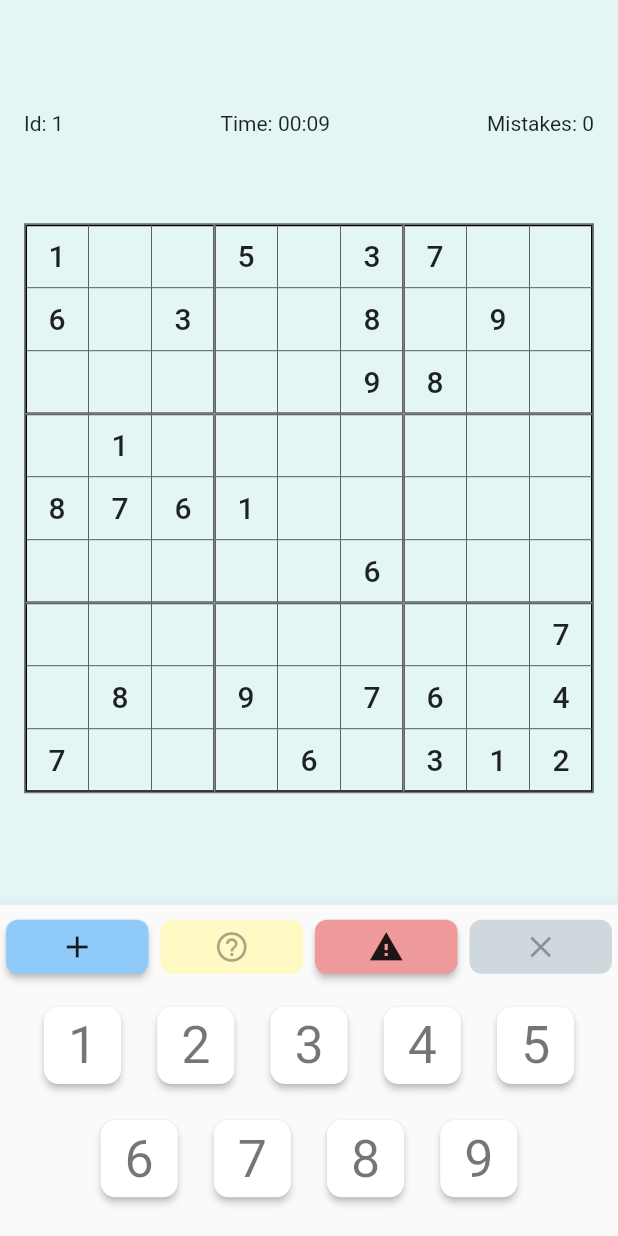
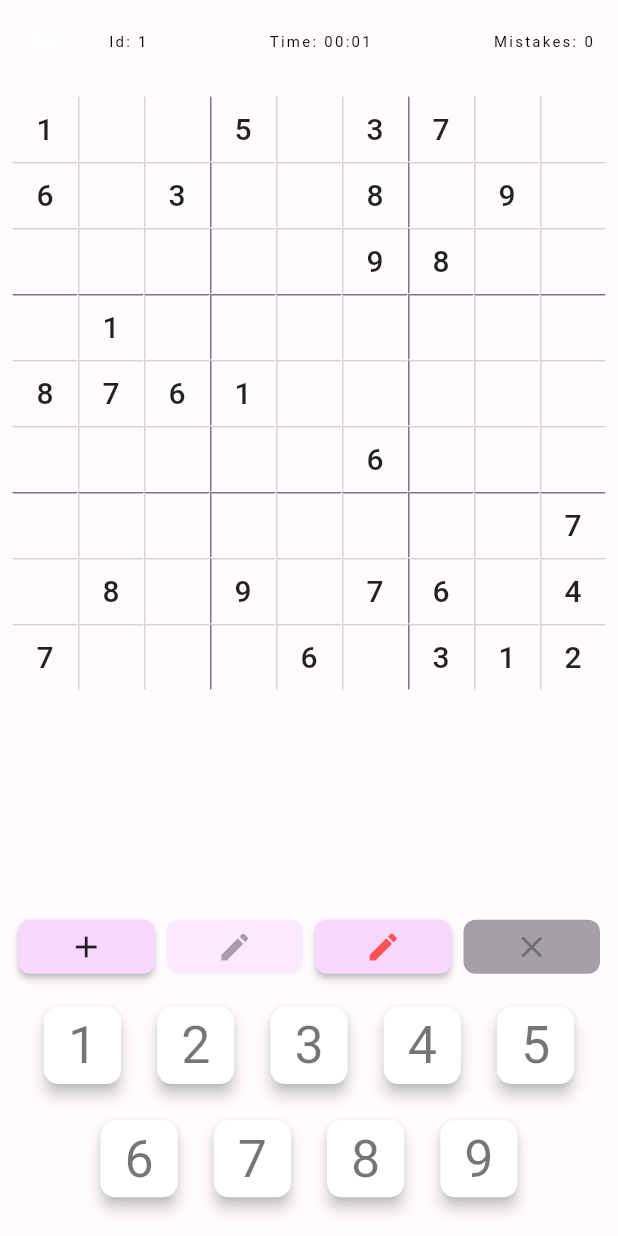
Before and after one commit to felipeuematsu/flup_sudoku, a Flutter app: the GameView screen opened by its route, on a phone screen of 412 x 824 dp. Run offline on Flutter 3.47's test engine with Material 2 defaults, Android fonts, the phone set to English and light mode, and no system bars; our stand-ins replace flutter_secure_storage, get, google_fonts, hive, hive_flutter, logger; accounts and stored records are empty.

Commit message:
updated game UI

```diff
--- a/lib/common/themes.dart
+++ b/lib/common/themes.dart
@@ -1,65 +1,65 @@
 import 'package:flutter/material.dart';
 
-const seed = Color(0xFFC7C7C7);
+const seed = Color(0xFF6750A4);
 
 const lightColorScheme = ColorScheme(
   brightness: Brightness.light,
-  primary : Color(0xFF006874),
+  primary : Color(0xFF6052A6),
   onPrimary : Color(0xFFFFFFFF),
-  primaryContainer : Color(0xFF90F1FF),
-  onPrimaryContainer : Color(0xFF001F24),
-  secondary : Color(0xFF4A6367),
+  primaryContainer : Color(0xFFE7DEFF),
+  onPrimaryContainer : Color(0xFF1C0161),
+  secondary : Color(0xFF7D4896),
   onSecondary : Color(0xFFFFFFFF),
-  secondaryContainer : Color(0xFFCDE7EC),
-  onSecondaryContainer : Color(0xFF051F23),
-  tertiary : Color(0xFF525E7D),
+  secondaryContainer : Color(0xFFF8D8FF),
+  onSecondaryContainer : Color(0xFF31004A),
+  tertiary : Color(0xFF00658F),
   onTertiary : Color(0xFFFFFFFF),
-  tertiaryContainer : Color(0xFFD9E2FF),
-  onTertiaryContainer : Color(0xFF0E1A37),
-  error : Color(0xFFBA1B1B),
-  errorContainer : Color(0xFFFFDAD4),
+  tertiaryContainer : Color(0xFFC5E7FF),
+  onTertiaryContainer : Color(0xFF001E2E),
+  error : Color(0xFFB3261E),
+  errorContainer : Color(0xFFF87568),
   onError : Color(0xFFFFFFFF),
-  onErrorContainer : Color(0xFF410001),
-  background : Color(0xFFE3F5F5),
-  onBackground : Color(0xFF191C1D),
-  surface : Color(0xFFFBFDFD),
-  onSurface : Color(0xFF191C1D),
-  surfaceVariant : Color(0xFFDBE4E6),
-  onSurfaceVariant : Color(0xFF3F484A),
-  outline : Color(0xFF70797B),
-  onInverseSurface : Color(0xFFEFF1F1),
-  inverseSurface : Color(0xFF2D3132),
-  inversePrimary : Color(0xFF4FD8EB),
+  onErrorContainer : Color(0xFF410E0B),
+  background : Color(0xFFFFFBFE),
+  onBackground : Color(0xFF1C1B1F),
+  surface : Color(0xFFFFFBFE),
+  onSurface : Color(0xFF1C1B1F),
+  surfaceVariant : Color(0xFFE7E0EC),
+  onSurfaceVariant : Color(0xFF49454F),
+  outline : Color(0xFF79747E),
+  onInverseSurface : Color(0xFFF4EFF4),
+  inverseSurface : Color(0xFF313033),
+  inversePrimary : Color(0xFFCBBEFF),
   shadow : Color(0xFF000000),
 );
 
 const darkColorScheme = ColorScheme(
   brightness: Brightness.dark,
-  primary : Color(0xFF4FD8EB),
-  onPrimary : Color(0xFF00363D),
-  primaryContainer : Color(0xFF004F59),
-  onPrimaryContainer : Color(0xFF90F1FF),
-  secondary : Color(0xFFB1CBD0),
-  onSecondary : Color(0xFF1C3438),
-  secondaryContainer : Color(0xFF334B4F),
-  onSecondaryContainer : Color(0xFFCDE7EC),
-  tertiary : Color(0xFFBAC6EA),
-  onTertiary : Color(0xFF24304D),
-  tertiaryContainer : Color(0xFF3B4664),
-  onTertiaryContainer : Color(0xFFD9E2FF),
-  error : Color(0xFFFFB4A9),
-  errorContainer : Color(0xFF930006),
-  onError : Color(0xFF680003),
-  onErrorContainer : Color(0xFFFFDAD4),
-  background : Color(0xFF191C1D),
-  onBackground : Color(0xFFE0E3E3),
-  surface : Color(0xFF191C1D),
-  onSurface : Color(0xFFE0E3E3),
-  surfaceVariant : Color(0xFF3F484A),
-  onSurfaceVariant : Color(0xFFBFC8CA),
-  outline : Color(0xFF899294),
-  onInverseSurface : Color(0xFF191C1D),
-  inverseSurface : Color(0xFFE0E3E3),
-  inversePrimary : Color(0xFF006874),
+  primary : Color(0xFFCBBEFF),
+  onPrimary : Color(0xFF312075),
+  primaryContainer : Color(0xFF48398D),
+  onPrimaryContainer : Color(0xFFE7DEFF),
+  secondary : Color(0xFFEBB2FF),
+  onSecondary : Color(0xFF4B1764),
+  secondaryContainer : Color(0xFF63307C),
+  onSecondaryContainer : Color(0xFFF8D8FF),
+  tertiary : Color(0xFF7FCFFF),
+  onTertiary : Color(0xFF00344C),
+  tertiaryContainer : Color(0xFF004C6D),
+  onTertiaryContainer : Color(0xFFC5E7FF),
+  error : Color(0xFFF2B8B5),
+  errorContainer : Color(0xFF8C1D18),
+  onError : Color(0xFF601410),
+  onErrorContainer : Color(0xFFF9DEDC),
+  background : Color(0xFF1C1B1F),
+  onBackground : Color(0xFFE6E1E5),
+  surface : Color(0xFF1C1B1F),
+  onSurface : Color(0xFFE6E1E5),
+  surfaceVariant : Color(0xFF49454F),
+  onSurfaceVariant : Color(0xFFCAC4D0),
+  outline : Color(0xFF938F99),
+  onInverseSurface : Color(0xFF1C1B1F),
+  inverseSurface : Color(0xFFE6E1E5),
+  inversePrimary : Color(0xFF6052A6),
   shadow : Color(0xFF000000),
 );
--- a/lib/ui/game/components/congratulations_popup.dart
+++ b/lib/ui/game/components/congratulations_popup.dart
@@ -19,12 +19,13 @@ class CongratulationsPopup extends GetView<GameController> {
   @override
   Widget build(BuildContext context) {
     return AlertDialog(
+      backgroundColor: Get.theme.colorScheme.primaryContainer,
       title: Text(GameStrings.congratulationsTitle.tr, style: Get.textTheme.titleLarge),
       content: Text(_message, style: Get.textTheme.bodyMedium),
       actions: [
         MaterialButton(
-          color: Colors.green,
-          child: Text(CommonStrings.confirm.tr, style: Get.textTheme.button?.copyWith(color: Colors.white)),
+          color: Get.theme.colorScheme.primary,
+          child: Text(CommonStrings.confirm.tr, style: Get.textTheme.button?.copyWith(color: Get.theme.colorScheme.onPrimary)),
           onPressed: () => Get.back(),
         ),
       ],
--- a/lib/ui/game/components/game_app_bar.dart
+++ b/lib/ui/game/components/game_app_bar.dart
@@ -1,12 +1,31 @@
+import 'package:flup_sudoku/ui/game/controller/game_controller.dart';
+import 'package:flup_sudoku/ui/game/game_strings.dart';
 import 'package:flutter/material.dart';
+import 'package:flutter/services.dart';
+import 'package:get/get.dart';
 
-class GameAppBar extends StatelessWidget {
-  const GameAppBar({Key? key}) : super(key: key);
+class GameAppBar extends AppBar {
+  GameAppBar({Key? key, required this.controller})
+      : super(
+          key: key,
+          backgroundColor: Colors.transparent,
+          titleTextStyle: Get.textTheme.labelSmall,
+          foregroundColor: Colors.white,
+          elevation: 0,
+          title: Row(
+            mainAxisAlignment: MainAxisAlignment.spaceBetween,
+            children: [
+              GestureDetector(
+                child: Text('${GameStrings.id.tr} ${controller.model.id}'),
+                onTap: () => Clipboard.setData(ClipboardData(text: controller.model.id.toString())),
+              ),
+              Obx(() => Text('${GameStrings.time.tr} ${controller.elapsedTime}')),
+              Obx(() => Text('${GameStrings.mistakes.tr} ${controller.mistakes}')),
+            ],
+          ),
+        );
 
-  @override
-  Widget build(BuildContext context) {
-    return AppBar(
+  final GameController controller;
 
-    );
-  }
+
 }
--- a/lib/ui/game/components/game_board.dart
+++ b/lib/ui/game/components/game_board.dart
@@ -1,4 +1,5 @@
 import 'package:flup_sudoku/ui/game/components/game_cell.dart';
+import 'package:flup_sudoku/ui/game/components/game_control.dart';
 import 'package:flup_sudoku/ui/game/controller/game_animation_controller.dart';
 import 'package:flutter/material.dart';
 import 'package:get/get.dart';
@@ -8,7 +9,14 @@ class GameBoard extends GetView<GameAnimationController> {
 
   @override
   Widget build(BuildContext context) {
-    return AspectRatio(
+    return Expanded(
+      child: Padding(
+        padding: const EdgeInsets.all(8.0),
+        child: ConstrainedBox(
+          constraints: BoxConstraints(
+            maxHeight: MediaQuery.of(context).size.height - 2 * context.width / 5 - GameControl.heightConstants,
+          ),
+          child: AspectRatio(
             aspectRatio: 1,
             child: LayoutBuilder(
               builder: (context, constraints) {
@@ -17,23 +25,22 @@ class GameBoard extends GetView<GameAnimationController> {
 
                 return Stack(
                   children: [
+
                     AnimatedBuilder(
                       animation: controller.verticalAnimation,
                       builder: (_, __) => Transform(
                         transform: Matrix4.identity()..translate(0.0, controller.verticalAnimation.value * rowHeight),
-                  child: Container(height: rowHeight, color: controller.verticalAnimation.value < 0 ? null : Colors.grey.shade600.withOpacity(.5)),
+                        child: Container(height: rowHeight, color: controller.verticalAnimation.value < 0 ? null : Get.theme.colorScheme.secondaryContainer.withOpacity(0.5)),
                       ),
                     ),
                     AnimatedBuilder(
                       animation: controller.horizontalAnimation,
                       builder: (_, __) => Transform(
                         transform: Matrix4.identity()..translate((controller.horizontalAnimation.value) * columnWidth),
-                  child: Container(width: columnWidth, color: controller.horizontalAnimation.value < 0 ? null : Colors.grey.shade600.withOpacity(.5)),
+                        child: Container(width: columnWidth, color: controller.horizontalAnimation.value < 0 ? null : Get.theme.colorScheme.secondaryContainer.withOpacity(0.5)),
                       ),
                     ),
                     Positioned.fill(
-                child: Container(
-                  decoration: BoxDecoration(border: Border.all(color: Colors.grey.shade600, width: 1)),
                       child: GridView.builder(
                         padding: EdgeInsets.zero,
                         gridDelegate: const SliverGridDelegateWithFixedCrossAxisCount(crossAxisCount: 9, childAspectRatio: 1, crossAxisSpacing: 0, mainAxisSpacing: 0),
@@ -41,12 +48,14 @@ class GameBoard extends GetView<GameAnimationController> {
                         itemCount: 9 * 9,
                         itemBuilder: (context, index) => GameCell(row: index ~/ 9, column: index % 9),
                       ),
-                ),
                     )
                   ],
                 );
               },
             ),
+          ),
+        ),
+      ),
     );
   }
 }
--- a/lib/ui/game/components/game_cell.dart
+++ b/lib/ui/game/components/game_cell.dart
@@ -8,12 +8,18 @@ class GameCell extends GetView<GameController> {
   final int row, column;
 
   Border get _border => controller.isSelected(row, column)
-      ? Border.all(color: Colors.red)
+      ? Border.all(color: Get.theme.colorScheme.tertiary)
       : Border(
-          left: BorderSide(color: column == 0 ? Colors.black : Colors.grey.shade700, width: column % 3 == 0 ? 1 : 0.25),
-          top: BorderSide(color: row == 0 ? Colors.black : Colors.grey.shade700, width: row % 3 == 0 ? 1 : 0.25),
-          right: BorderSide(color: column == 8 ? Colors.black : Colors.grey.shade700, width: (column + 1) % 3 == 0 ? 1 : 0),
-          bottom: BorderSide(color: row == 8 ? Colors.black : Colors.grey.shade700, width: (row + 1) % 3 == 0 ? 1 : 0),
+          left: BorderSide(
+            color: Get.theme.colorScheme.outline.withOpacity(column % 3 == 0 ? 1 : .3),
+            style: column == 0 ? BorderStyle.none : BorderStyle.solid,
+          ),
+          top: BorderSide(
+            color: Get.theme.colorScheme.outline.withOpacity(row % 3 == 0 ? 1 : .3),
+            style: row == 0 ? BorderStyle.none : BorderStyle.solid,
+          ),
+          right: const BorderSide(style: BorderStyle.none),
+          bottom: const BorderSide(style: BorderStyle.none),
         );
 
   Widget get content {
--- a/lib/ui/game/components/game_control.dart
+++ b/lib/ui/game/components/game_control.dart
@@ -11,9 +11,8 @@ class GameControl extends GetView<GameController> {
 
   @override
   Widget build(BuildContext context) {
-    return Material(
-      elevation: 10,
-      shadowColor: Colors.black,
+    return Padding(
+      padding: const EdgeInsets.symmetric(horizontal: 8.0),
       child: Column(
         children: [
           Row(mainAxisAlignment: MainAxisAlignment.center, children: const [
--- a/lib/ui/game/components/game_control_button.dart
+++ b/lib/ui/game/components/game_control_button.dart
@@ -13,37 +13,37 @@ class GameControlButton extends GetView<GameController> {
   Color get _color {
     switch (type) {
       case GameControlType.guess:
-        return Colors.yellow.shade200;
+        return Get.theme.colorScheme.secondaryContainer;
       case GameControlType.antiGuess:
-        return Colors.red.shade200;
+        return Get.theme.colorScheme.secondaryContainer;
       case GameControlType.insert:
-        return Colors.blue.shade200;
+        return Get.theme.colorScheme.secondaryContainer;
       default:
-        return Colors.blueGrey.shade200;
+        return Get.theme.colorScheme.onSurfaceVariant;
     }
   }
 
   Color? get _disabledColor {
     switch (type) {
       case GameControlType.guess:
-        return Colors.yellow.shade100;
+        return Get.theme.colorScheme.secondaryContainer.withOpacity(0.5);
       case GameControlType.antiGuess:
-        return Colors.red.shade100;
+        return Get.theme.colorScheme.secondaryContainer.withOpacity(0.5);
       case GameControlType.insert:
-        return Colors.blue.shade100;
-      case GameControlType.clear:
-        return Colors.blueGrey.shade100;
+        return Get.theme.colorScheme.secondaryContainer.withOpacity(0.5);
+      default:
+        return Get.theme.colorScheme.onSurfaceVariant.withOpacity(0.5);
     }
   }
 
   Icon get _icon {
     switch (type) {
       case GameControlType.guess:
-        return const Icon(Icons.help_outline);
+        return const Icon(Icons.edit);
       case GameControlType.insert:
         return const Icon(Icons.add);
       case GameControlType.antiGuess:
-        return const Icon(Icons.warning);
+        return const Icon(Icons.edit, color: Colors.redAccent,);
       case GameControlType.clear:
         return const Icon(Icons.clear);
     }
--- a/lib/ui/game/components/game_control_number_button.dart
+++ b/lib/ui/game/components/game_control_number_button.dart
@@ -14,12 +14,12 @@ class GameControlNumberButton extends GetView<GameController> {
     if (cellType == null) return Colors.white;
 
     switch (cellType) {
+      case InsertMode.insert:
+        return Get.theme.colorScheme.primaryContainer;
       case InsertMode.guess:
-        return Colors.green.shade700;
-      case InsertMode.insert:
-        return Colors.grey;
+        return Get.theme.colorScheme.tertiaryContainer;
       case InsertMode.antiGuess:
-        return Colors.red.shade700;
+        return Get.theme.colorScheme.errorContainer;
     }
   }
 
@@ -30,10 +30,12 @@ class GameControlNumberButton extends GetView<GameController> {
           child: SizedBox.square(
             dimension: context.width / 8,
             child: MaterialButton(
-              focusElevation: 50,
+              elevation: controller.gameNumberButtonActivated(value) ? 4 : 0,
               shape: RoundedRectangleBorder(borderRadius: BorderRadius.circular(10)),
               onPressed: controller.onNumberButtonPressed(value),
               color: _color,
+              disabledColor: _color.withOpacity(0.5),
+              highlightColor: Colors.transparent,
               child: FittedBox(
                 child: Text(
                   value.toString(),
--- a/lib/ui/game/controller/game_controller.dart
+++ b/lib/ui/game/controller/game_controller.dart
@@ -34,17 +34,22 @@ class GameController extends GetxController with GetTickerProviderStateMixin {
 
   final _mistakes = 0.obs;
   final _time = 0.obs;
-
   final selectedRow = (-1).obs;
   final selectedColumn = (-1).obs;
+
   bool isGameRunning = true;
 
   String get mistakes => _mistakes.value.toString();
 
   String get elapsedTime => Duration(seconds: _time.value).toString().substring(_time.value < 3600 ? 2 : 0, 7);
 
+  Map<int, InsertMode> get selectedCellValue => getCellValue(selectedRow.value, selectedColumn.value);
 
-  Map<int, InsertMode> get selectedCellValue => getCellValue(selectedRow.value, selectedColumn.value);
+  bool gameNumberButtonActivated(int number) {
+    final cellValue = getCellValue(selectedRow.value, selectedColumn.value);
+    if (hints.isTrue && isCorrect(selectedRow.value, selectedColumn.value)) return false;
+    return !(cellValue[number] != _insertMode.value && cellValue[number] == InsertMode.insert);
+  }
 
   @override
   void onInit() {
@@ -89,11 +94,11 @@ class GameController extends GetxController with GetTickerProviderStateMixin {
       case GameControlType.insert:
         return insertMode != InsertMode.insert ? () => insertMode = InsertMode.insert : null;
       case GameControlType.clear:
-        return getCellValue(selectedRow.value, selectedColumn.value).isNotEmpty ? () => _cleanCell() : null;
+        return getCellValue(selectedRow.value, selectedColumn.value).isNotEmpty && !(hints.isTrue && isCorrect(selectedRow.value, selectedColumn.value)) ? () => _cleanCell() : null;
     }
   }
 
-  void Function() onNumberButtonPressed(int value) => () => insertMode == InsertMode.insert ? insertAnswer(value) : insertGuess(value);
+  void Function()? onNumberButtonPressed(int value) => gameNumberButtonActivated(value) ? () => insertMode == InsertMode.insert ? insertAnswer(value) : insertGuess(value) : null;
 
   void Function() onGameCellPressed(int row, int column) => () {
         final verticalDiff = (selectedRow.value - row).abs();
@@ -153,7 +158,12 @@ class GameController extends GetxController with GetTickerProviderStateMixin {
 
     final row = selectedRow.value, column = selectedColumn.value;
 
-    if (row == -1 || column == -1 || _initialState[row][column] != 0 || _answer[row][column] == _getCurrentValue(row, column) || answer == _getCurrentValue(row, column)) return;
+    if (row == -1 || column == -1 || isInitial(row, column) || isCorrect(row, column)) return;
+
+    if (answer == _getCurrentValue(row, column)) {
+      _currentState[row][column].value = 0;
+      return;
+    }
 
     _guesses[row][column].value = {};
     _currentState[row][column].value = answer;
--- a/lib/ui/game/game_view.dart
+++ b/lib/ui/game/game_view.dart
@@ -1,9 +1,8 @@
+import 'package:flup_sudoku/ui/game/components/game_app_bar.dart';
 import 'package:flup_sudoku/ui/game/components/game_board.dart';
 import 'package:flup_sudoku/ui/game/components/game_control.dart';
 import 'package:flup_sudoku/ui/game/controller/game_controller.dart';
-import 'package:flup_sudoku/ui/game/game_strings.dart';
 import 'package:flutter/material.dart';
-import 'package:flutter/services.dart';
 import 'package:get/get.dart';
 
 class GameView extends GetView<GameController> {
@@ -12,38 +11,13 @@ class GameView extends GetView<GameController> {
   @override
   Widget build(BuildContext context) {
     return Scaffold(
+      appBar: GameAppBar(controller: controller),
       body: SafeArea(
         child: Column(
           mainAxisAlignment: MainAxisAlignment.spaceBetween,
           children: [
-            Expanded(
-              child: Padding(
-                padding: const EdgeInsets.all(16),
-                child: Column(
-                  mainAxisAlignment: MainAxisAlignment.spaceEvenly,
-                  crossAxisAlignment: CrossAxisAlignment.center,
-                  children: [
-                    Row(
-                      mainAxisAlignment: MainAxisAlignment.spaceBetween,
-                      children: [
-                        GestureDetector(
-                          child: Text('${GameStrings.id.tr} ${controller.model.id}'),
-                          onTap: () => Clipboard.setData(ClipboardData(text: controller.model.id.toString())),
-                        ),
-                        Obx(() => Text('${GameStrings.time.tr} ${controller.elapsedTime}')),
-                        Obx(() => Text('${GameStrings.mistakes.tr} ${controller.mistakes}')),
-                      ],
-                    ),
-                    ConstrainedBox(
-                      constraints: BoxConstraints(
-                        maxHeight: MediaQuery.of(context).size.height - 2 * context.width / 5 - GameControl.heightConstants,
-                      ),
-                      child: const GameBoard(),
-                    ),
-                  ],
-                ),
-              ),
-            ),
+            const GameBoard(),
+
             const GameControl(),
           ],
         ),
```
Also changed, not shown: lib/main.dart (+10 -4 lines), lib/ui/home/home_controller.dart (+6 -5 lines). Lines whose indentation alone changed are shown as unchanged.
